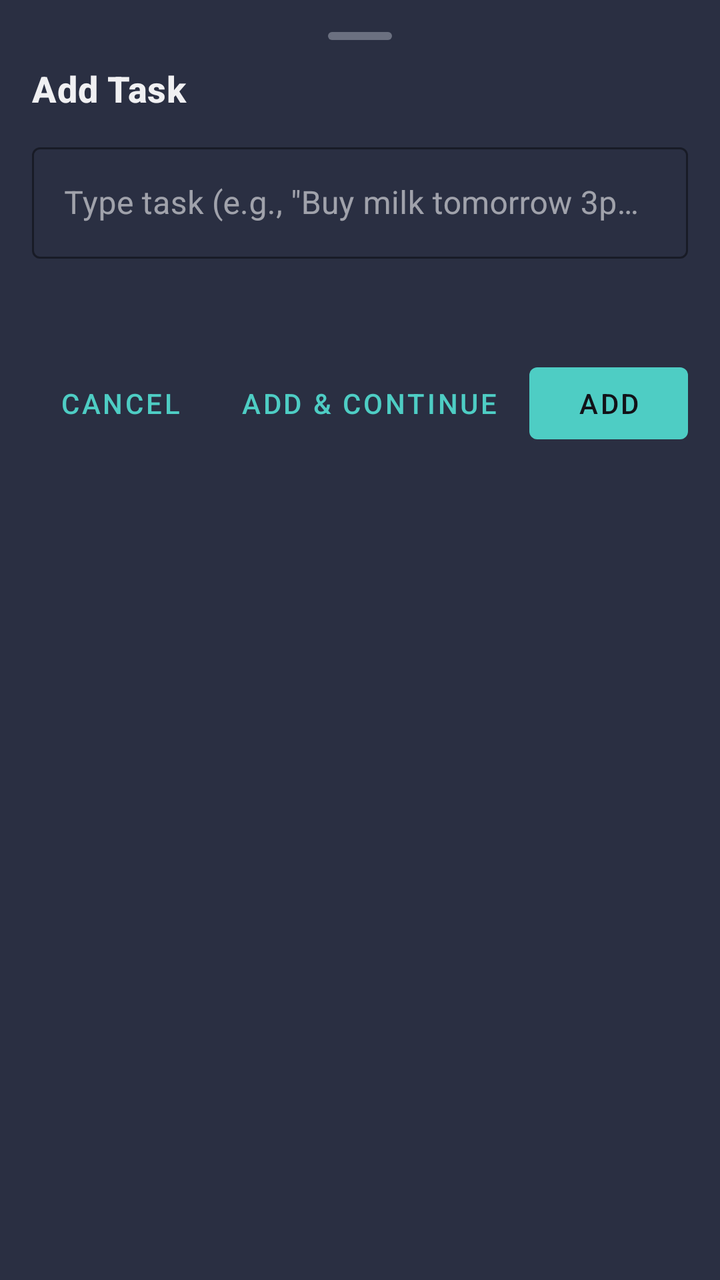
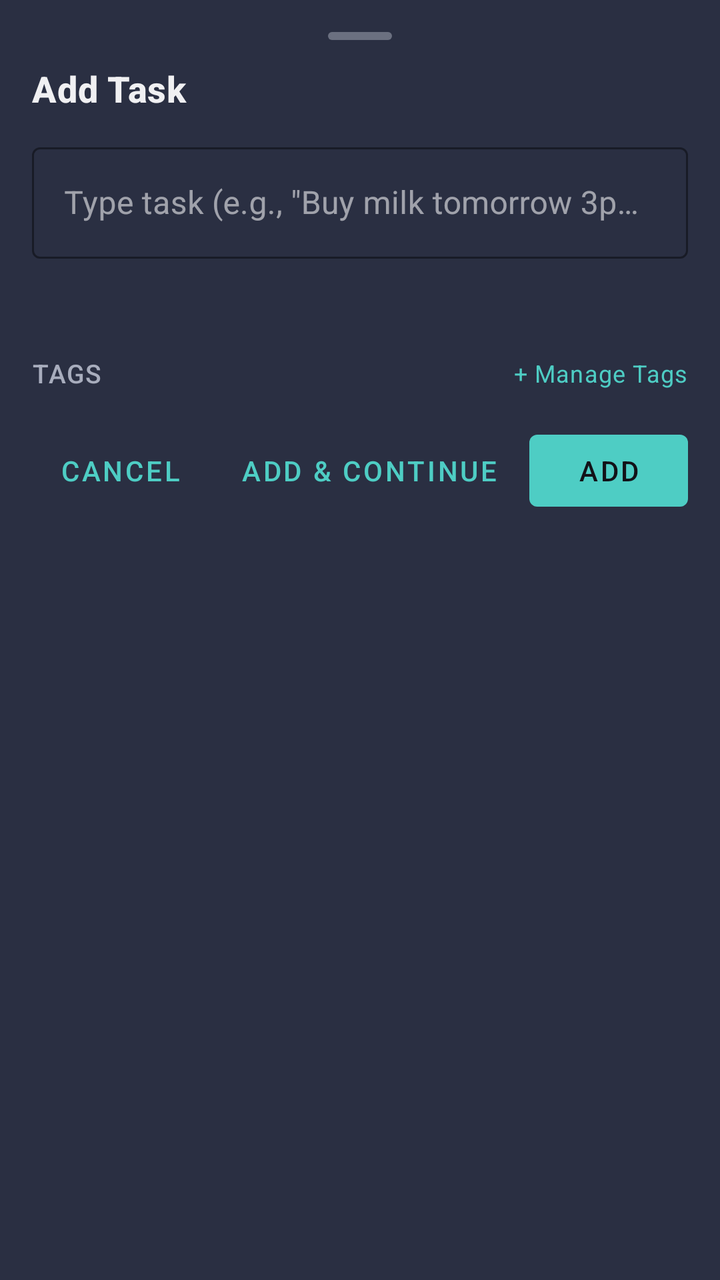

Screens rendered from an Android XML layout before and after an edit, with the pre-edit source and the edit as a unified diff.
<!-- AndroidManifest.xml: application theme Theme.Vega -->
<!-- res/layout/bottom_sheet_quick_add.xml -->
<?xml version="1.0" encoding="utf-8"?>
<LinearLayout xmlns:android="http://schemas.android.com/apk/res/android"
    xmlns:app="http://schemas.android.com/apk/res-auto"
    android:layout_width="match_parent"
    android:layout_height="wrap_content"
    android:orientation="vertical"
    android:padding="@dimen/spacing_lg"
    android:background="@color/vega_surface_overlay">

    
    <ImageView
        android:layout_width="wrap_content"
        android:layout_height="wrap_content"
        android:layout_gravity="center"
        android:layout_marginBottom="@dimen/spacing_md"
        android:src="@drawable/bg_drag_handle" />

    
    <TextView
        android:id="@+id/text_quick_add_title"
        android:layout_width="match_parent"
        android:layout_height="wrap_content"
        android:layout_marginBottom="@dimen/spacing_md"
        android:text="@string/title_quick_add"
        android:textAppearance="@style/TextAppearance.Vega.Title"
        android:textColor="@color/vega_on_background" />

    
    <com.google.android.material.textfield.TextInputLayout
        android:id="@+id/layout_task_input"
        style="@style/Widget.MaterialComponents.TextInputLayout.OutlinedBox"
        android:layout_width="match_parent"
        android:layout_height="wrap_content"
        android:layout_marginBottom="@dimen/spacing_md"
        app:boxStrokeColor="@color/vega_primary"
        app:errorEnabled="true">

        <com.google.android.material.textfield.TextInputEditText
            android:id="@+id/input_task"
            android:layout_width="match_parent"
            android:layout_height="wrap_content"
            android:hint="@string/hint_task_input"
            android:inputType="textCapSentences"
            android:textColor="@color/vega_on_background"
            android:maxLines="3" />
    </com.google.android.material.textfield.TextInputLayout>

    
    <TextView
        android:id="@+id/text_preview_label"
        android:layout_width="match_parent"
        android:layout_height="wrap_content"
        android:layout_marginBottom="@dimen/spacing_xs"
        android:text="@string/label_parsing_preview"
        android:textAppearance="@style/TextAppearance.Vega.Caption"
        android:textColor="@color/vega_on_surface"
        android:visibility="gone" />

    
    <com.google.android.material.chip.ChipGroup
        android:id="@+id/group_chips_preview"
        android:layout_width="match_parent"
        android:layout_height="wrap_content"
        android:layout_marginBottom="@dimen/spacing_lg"
        app:singleLine="true">

        
        <com.google.android.material.chip.Chip
            android:id="@+id/chip_date_preview"
            style="@style/Widget.MaterialComponents.Chip.Entry"
            android:layout_width="wrap_content"
            android:layout_height="wrap_content"
            android:text="Tomorrow"
            android:visibility="gone"
            app:chipIcon="@android:drawable/ic_menu_my_calendar"
            app:chipIconTint="@color/vega_on_surface"
            app:closeIconVisible="true" />

        
        <com.google.android.material.chip.Chip
            android:id="@+id/chip_priority_preview"
            style="@style/Widget.MaterialComponents.Chip.Entry"
            android:layout_width="wrap_content"
            android:layout_height="wrap_content"
            android:text="High"
            android:visibility="gone"
            app:chipIcon="@android:drawable/ic_dialog_alert"
            app:closeIconVisible="true" />

        
        <com.google.android.material.chip.Chip
            android:id="@+id/chip_recurrence_preview"
            style="@style/Widget.MaterialComponents.Chip.Entry"
            android:layout_width="wrap_content"
            android:layout_height="wrap_content"
            android:text="Daily"
            android:visibility="gone"
            app:chipIcon="@android:drawable/ic_popup_sync"
            app:chipIconTint="@color/vega_recurring_accent"
            app:closeIconVisible="true" />

    </com.google.android.material.chip.ChipGroup>

    
    <LinearLayout
        android:layout_width="match_parent"
        android:layout_height="wrap_content"
        android:gravity="end"
        android:orientation="horizontal">

        <com.google.android.material.button.MaterialButton
            android:id="@+id/button_cancel"
            style="@style/Widget.MaterialComponents.Button.TextButton"
            android:layout_width="wrap_content"
            android:layout_height="wrap_content"
            android:layout_marginEnd="@dimen/spacing_sm"
            android:textColor="@color/vega_primary"
            android:text="@string/button_cancel" />

        <com.google.android.material.button.MaterialButton
            android:id="@+id/button_add_another"
            style="@style/Widget.MaterialComponents.Button.TextButton"
            android:layout_width="wrap_content"
            android:layout_height="wrap_content"
            android:layout_marginEnd="@dimen/spacing_sm"
            android:textColor="@color/vega_primary"
            android:text="@string/button_add_another" />

        <com.google.android.material.button.MaterialButton
            android:id="@+id/button_confirm"
            android:layout_width="wrap_content"
            android:layout_height="wrap_content"
            app:backgroundTint="@color/vega_primary"
            android:textColor="#121218"
            android:text="@string/button_add" />
    </LinearLayout>
</LinearLayout>
<!-- resources referenced by this layout -->
<resources>
  <color name="vega_on_background">#F0F0F2</color>
  <color name="vega_on_surface">#A8ADBD</color>
  <color name="vega_primary">#4ECDC4</color>
  <color name="vega_recurring_accent">#6C7CE7</color>
  <color name="vega_surface_overlay">#2A2F42</color>
  <dimen name="spacing_lg">16dp</dimen>
  <dimen name="spacing_md">12dp</dimen>
  <dimen name="spacing_sm">8dp</dimen>
  <dimen name="spacing_xs">4dp</dimen>
  <!-- drawable bg_drag_handle (drawable) -->
  <?xml version="1.0" encoding="utf-8"?>
  <shape xmlns:android="http://schemas.android.com/apk/res/android"
      android:shape="rectangle">
      <corners android:radius="2dp" />
      <size
          android:width="32dp"
          android:height="4dp" />
      <solid android:color="@color/vega_on_surface_muted" />
  </shape>
  <string name="button_add">Add</string>
  <string name="button_add_another">Add &amp; Continue</string>
  <string name="button_cancel">Cancel</string>
  <string name="hint_task_input">Type task (e.g., \"Buy milk tomorrow 3pm high\")</string>
  <string name="label_parsing_preview">Extracted:</string>
  <string name="title_quick_add">Add Task</string>
  <style name="TextAppearance.Vega.Caption" parent="TextAppearance.MaterialComponents.Caption">
          <item name="fontFamily">sans-serif</item>
          <item name="android:textStyle">normal</item>
          <item name="android:textSize">12sp</item>
          <item name="android:textColor">@color/vega_on_surface</item>
      </style>
  <style name="TextAppearance.Vega.Title" parent="TextAppearance.MaterialComponents.Headline6">
          <item name="fontFamily">sans-serif-medium</item>
          <item name="android:textStyle">bold</item>
          <item name="android:textSize">18sp</item>
          <item name="android:textColor">@color/vega_on_background</item>
      </style>
  <color name="vega_on_surface_muted">#6B7080</color>
  <color name="vega_priority_high">#E94560</color>
  <color name="vega_background">#121218</color>
  <color name="vega_surface">#1C1F2B</color>
  <style name="TextAppearance.Vega.Display" parent="TextAppearance.MaterialComponents.Headline5">
          <item name="fontFamily">sans-serif</item>
          <item name="android:textStyle">bold</item>
          <item name="android:textSize">28sp</item>
          <item name="android:textColor">@color/vega_on_background</item>
      </style>
  <style name="TextAppearance.Vega.Body" parent="TextAppearance.MaterialComponents.Body1">
          <item name="fontFamily">sans-serif</item>
          <item name="android:textStyle">normal</item>
          <item name="android:textSize">16sp</item>
          <item name="android:textColor">@color/vega_on_background</item>
      </style>
  <style name="TextAppearance.Vega.Label" parent="TextAppearance.MaterialComponents.Overline">
          <item name="fontFamily">sans-serif-medium</item>
          <item name="android:textStyle">normal</item>
          <item name="android:textSize">13sp</item>
          <item name="android:letterSpacing">0.04</item>
          <item name="android:textColor">@color/vega_on_surface</item>
      </style>
  <style name="ShapeAppearance.Vega.SmallComponent" parent="ShapeAppearance.MaterialComponents.SmallComponent">
          <item name="cornerRadius">8dp</item>
      </style>
  <style name="ShapeAppearance.Vega.MediumComponent" parent="ShapeAppearance.MaterialComponents.MediumComponent">
          <item name="cornerRadius">16dp</item>
      </style>
  <!-- unchanged entries left out for length: 1 -->
</resources>

<!-- the commit's change to res/layout/bottom_sheet_quick_add.xml (unified diff, before → after) -->
@@ -105,6 +105,40 @@
     <LinearLayout
         android:layout_width="match_parent"
         android:layout_height="wrap_content"
+        android:orientation="horizontal"
+        android:gravity="center_vertical"
+        android:layout_marginBottom="@dimen/spacing_xs">
+
+        <TextView
+            android:layout_width="0dp"
+            android:layout_height="wrap_content"
+            android:layout_weight="1"
+            android:text="Tags"
+            android:textAppearance="@style/TextAppearance.Vega.Label"
+            android:textColor="@color/vega_on_surface" />
+
+        <TextView
+            android:id="@+id/btn_manage_tags_quick_add"
+            android:layout_width="wrap_content"
+            android:layout_height="wrap_content"
+            android:text="+ Manage Tags"
+            android:textAppearance="@style/TextAppearance.Vega.Caption"
+            android:textColor="@color/vega_primary"
+            android:clickable="true"
+            android:focusable="true" />
+    </LinearLayout>
+
+    <com.google.android.material.chip.ChipGroup
+        android:id="@+id/chip_group_quick_add_tags"
+        android:layout_width="match_parent"
+        android:layout_height="wrap_content"
+        android:layout_marginBottom="@dimen/spacing_md"
+        app:singleSelection="false" />
+
+    
+    <LinearLayout
+        android:layout_width="match_parent"
+        android:layout_height="wrap_content"
         android:gravity="end"
         android:orientation="horizontal">
 
